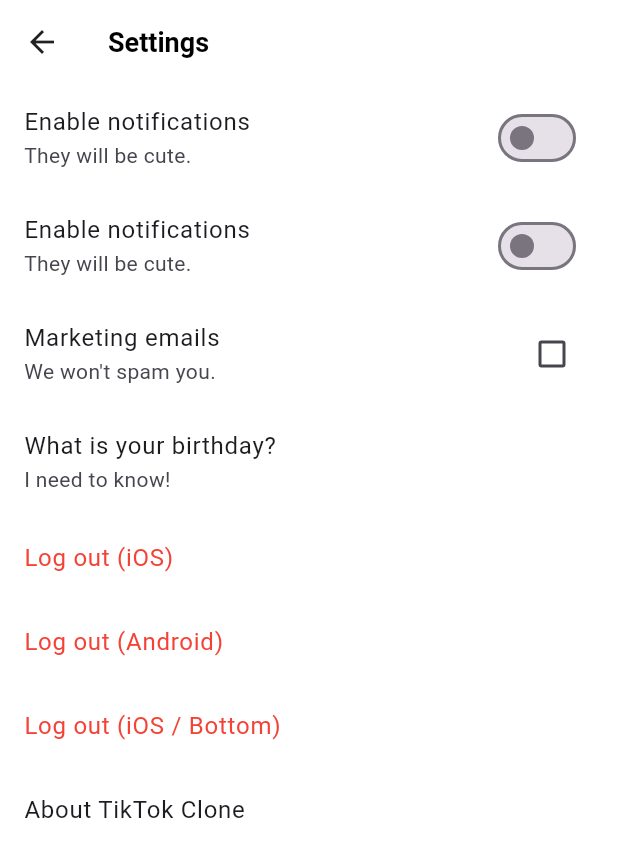
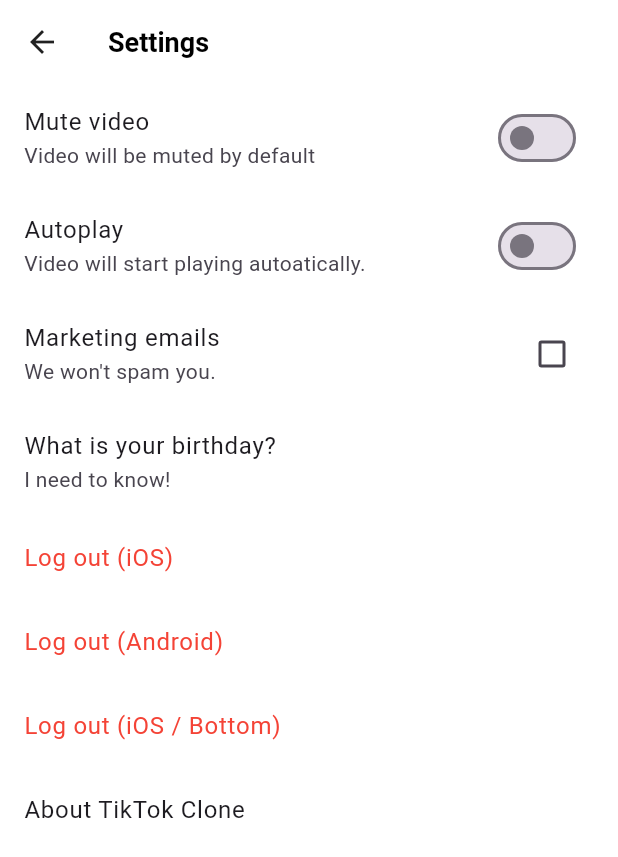
Before and after one commit to x0o0b/tiktok_clone, a Flutter app: the SettingsScreen screen opened directly, on a phone screen of 412 x 824 dp. Shown: the top 857 px of the screen. Run offline on Flutter 3.47's test engine with Material 2 defaults, Android fonts, the phone set to English and light mode, and no system bars; our stand-ins replace camera, font_awesome_flutter, gallery_saver, go_router, image_picker, permission_handler and 3 more; accounts and stored records are empty; network calls fail.

Commit message:
PlaybackConfigViewModel

```diff
--- a/lib/features/settings/settings_screen.dart
+++ b/lib/features/settings/settings_screen.dart
@@ -2,7 +2,7 @@ import 'package:flutter/cupertino.dart';
 import 'package:flutter/material.dart';
 import 'package:font_awesome_flutter/font_awesome_flutter.dart';
 import 'package:provider/provider.dart';
-import 'package:tiktok_clone/common/widgets/video_config/video_config.dart';
+import 'package:tiktok_clone/features/videos/view_models/playback_config_vm.dart';
 
 import '../../constants/breakpoints.dart';
 
@@ -48,17 +48,18 @@ class _SettingsScreenState extends State<SettingsScreen> {
               //   ),
               // ),
               SwitchListTile.adaptive(
-                value: context.watch<VideoConfig>().isMuted,
+                value: context.watch<PlaybackConfigViewModel>().muted,
                 onChanged: (value) =>
-                    context.read<VideoConfig>().toggleIsMuted(),
-                title: const Text("Enable notifications"),
-                subtitle: const Text("They will be cute."),
+                    context.read<PlaybackConfigViewModel>().setMuted(value),
+                title: const Text("Mute video"),
+                subtitle: const Text("Video will be muted by default"),
               ),
               SwitchListTile.adaptive(
-                value: _notifiactions,
-                onChanged: _onNotificationsChanged,
-                title: const Text("Enable notifications"),
-                subtitle: const Text("They will be cute."),
+                value: context.watch<PlaybackConfigViewModel>().autoplay,
+                onChanged: (value) =>
+                    context.read<PlaybackConfigViewModel>().setAutoplay(value),
+                title: const Text("Autoplay"),
+                subtitle: const Text("Video will start playing autoatically."),
               ),
               CheckboxListTile(
                 activeColor: Colors.black,
--- a/lib/features/videos/repos/video_playback_config_repo.dart
+++ b/lib/features/videos/repos/video_playback_config_repo.dart
@@ -1,12 +1,12 @@
 import 'package:shared_preferences/shared_preferences.dart';
 
-class VideoPlaybackConfigRepository {
+class PlaybackConfigRepository {
   static const String _autoplay = "autoplay";
   static const String _muted = "muted";
 
   final SharedPreferences _preferences;
 
-  VideoPlaybackConfigRepository(this._preferences);
+  PlaybackConfigRepository(this._preferences);
 
   Future<void> setMuted(bool value) async {
     _preferences.setBool(_muted, value);
--- a/lib/features/videos/view/widgets/video_post.dart
+++ b/lib/features/videos/view/widgets/video_post.dart
@@ -1,8 +1,6 @@
 import 'package:flutter/foundation.dart';
 import 'package:flutter/material.dart';
 import 'package:font_awesome_flutter/font_awesome_flutter.dart';
-import 'package:provider/provider.dart';
-import 'package:tiktok_clone/common/widgets/video_config/video_config.dart';
 import 'package:tiktok_clone/constants/gaps.dart';
 import 'package:tiktok_clone/constants/sizes.dart';
 import 'package:tiktok_clone/features/videos/view/widgets/video_button.dart';
@@ -239,10 +237,10 @@ class _VideoPostState extends State<VideoPost>
                 Gaps.v24,
                 GestureDetector(
                   onTap: () {
-                    context.read<VideoConfig>().toggleIsMuted();
+                    _onVolumeTap();
                   },
                   child: VideoButton(
-                    icon: !context.watch<VideoConfig>().isMuted
+                    icon: !_isVolume
                         ? FontAwesomeIcons.volumeXmark
                         : FontAwesomeIcons.volumeHigh,
                     text: "Valume",
--- a/lib/features/videos/view_models/playback_config_vm.dart
+++ b/lib/features/videos/view_models/playback_config_vm.dart
@@ -1,3 +1,29 @@
 import 'package:flutter/material.dart';
+import 'package:tiktok_clone/features/videos/models/playback_config_model.dart';
+import 'package:tiktok_clone/features/videos/repos/video_playback_config_repo.dart';
 
-class PlaybackConfigViewModel extends ChangeNotifier {}
+class PlaybackConfigViewModel extends ChangeNotifier {
+  final PlaybackConfigRepository _repository;
+
+  late final PlaybackConfigModel _model = PlaybackConfigModel(
+    muted: _repository.isMuted(),
+    autoplay: _repository.isAutoplay(),
+  );
+
+  PlaybackConfigViewModel(this._repository);
+
+  bool get muted => _model.muted;
+  bool get autoplay => _model.autoplay;
+
+  void setMuted(bool value) {
+    _repository.setMuted(value);
+    _model.muted = value;
+    notifyListeners();
+  }
+
+  void setAutoplay(bool value) {
+    _repository.setAutoplay(value);
+    _model.autoplay = value;
+    notifyListeners();
+  }
+}
```
Also changed, not shown: lib/main.dart (+20 -12 lines), 1 other file.
